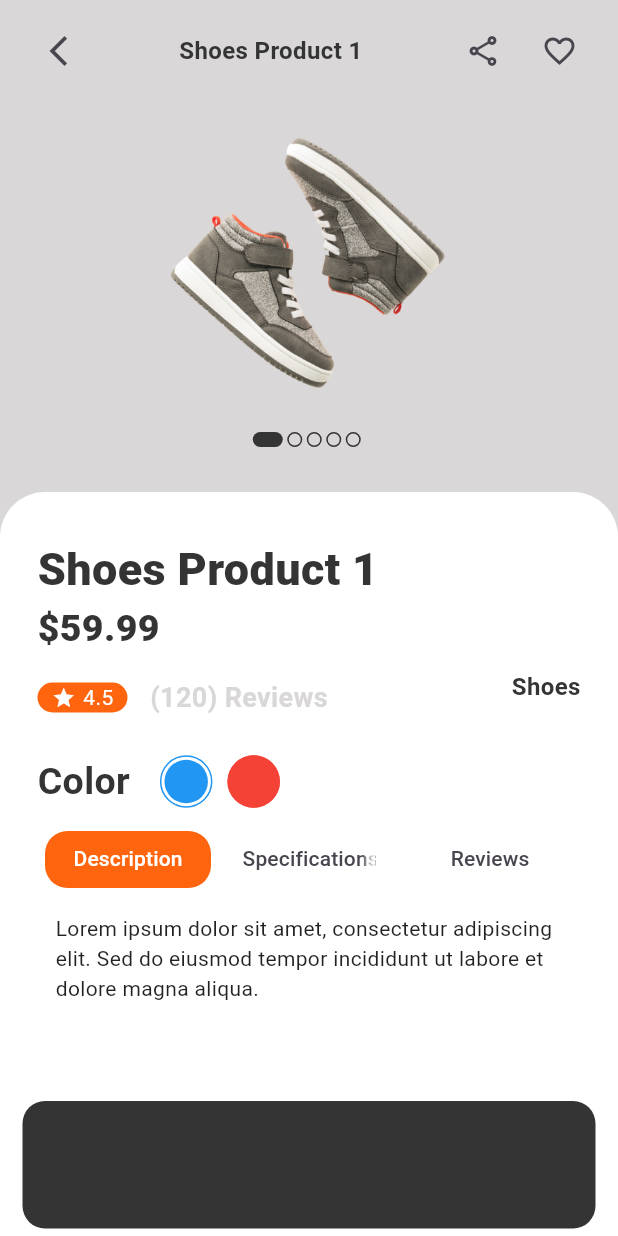
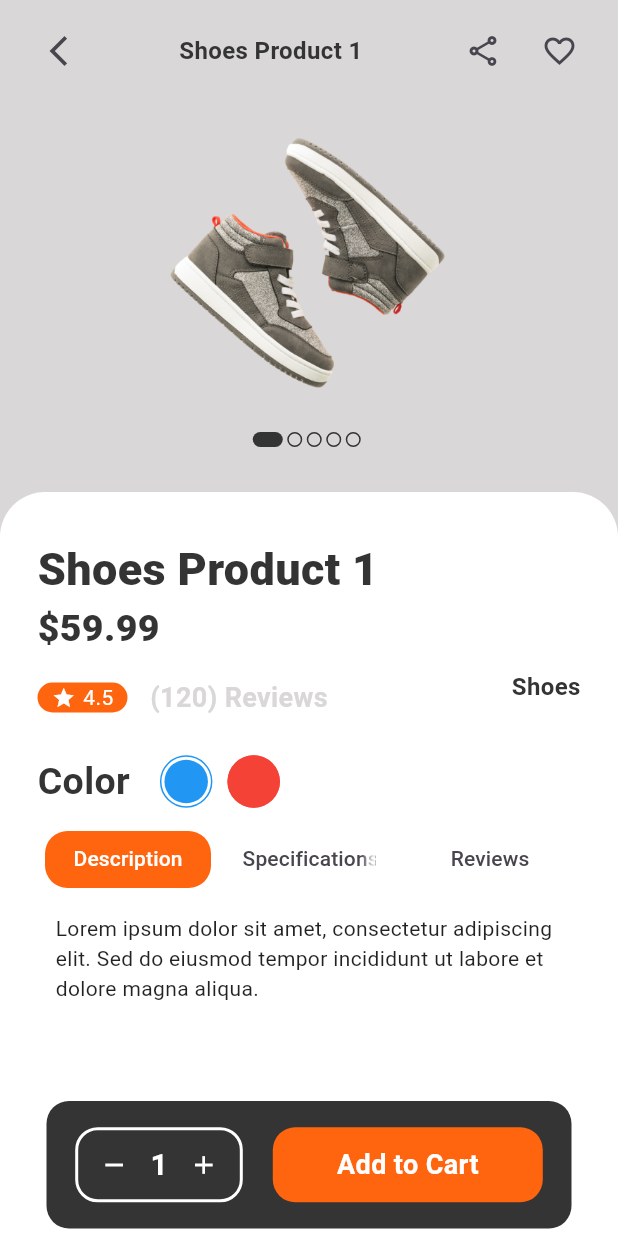
Before and after one commit to IBRHMHMDY/ecommerce_app_provider, a Flutter app: the ProductDetailsScreen screen opened directly with sample values from the repository, on a phone screen of 412 x 824 dp. Run offline on Flutter 3.47's test engine with Material 3 defaults, Android fonts, the phone set to English and light mode, and no system bars.

Commit message:
Comlete ProductDetails Screen

```diff
--- a/lib/controllers/cart_controller.dart
+++ b/lib/controllers/cart_controller.dart
@@ -1,4 +1,28 @@
 
+import 'package:ecommerce_app_provider/models/product_model.dart';
 import 'package:flutter/material.dart';
+import 'package:provider/provider.dart';
 
-class CartController extends ChangeNotifier{}
+class CartController extends ChangeNotifier{
+  final List<ProductModel> _cart = [];
+  List<ProductModel> get cart => _cart;
+
+  void toggleCart(ProductModel product){
+    if(_cart.contains(product)){
+      for(ProductModel element in _cart){
+        element.quantity++;
+      }
+    }else{
+      _cart.add(product);
+    }
+    notifyListeners();
+  }
+
+  static CartController of(
+    BuildContext context, {
+      bool listen = true,
+    }
+  ) {
+    return Provider.of<CartController>(context,listen: listen);
+  }
+}
--- /dev/null
+++ b/lib/controllers/favorite_controller.dart
@@ -0,0 +1,4 @@
+
+import 'package:flutter/material.dart';
+
+class FavoriteController extends ChangeNotifier {}
--- a/lib/controllers/product_controller.dart
+++ /dev/null
@@ -1,4 +0,0 @@
-
-import 'package:flutter/material.dart';
-
-class ProductController extends ChangeNotifier {}
--- a/lib/main.dart
+++ b/lib/main.dart
@@ -4,7 +4,7 @@ import 'package:ecommerce_app_provider/views/app_screens.dart';
 import 'package:flutter/material.dart';
 import 'package:provider/provider.dart';
 import 'services/navigation_service.dart';
-import 'controllers/product_controller.dart';
+import 'controllers/favorite_controller.dart';
 import 'controllers/cart_controller.dart';
 
 void main() {
@@ -18,8 +18,8 @@ class MyApp extends StatelessWidget {
   Widget build(BuildContext context) {
     return MultiProvider(
       providers: [
-        ChangeNotifierProvider(create: (_) => ProductController()),
         ChangeNotifierProvider(create: (_) => CartController()),
+        ChangeNotifierProvider(create: (_) => FavoriteController()),
       ],
       child: MaterialApp(
         debugShowCheckedModeBanner: false,
--- a/lib/views/products/widgets/add_to_cart_button.dart
+++ b/lib/views/products/widgets/add_to_cart_button.dart
@@ -1,31 +1,108 @@
+import 'package:ecommerce_app_provider/controllers/cart_controller.dart';
 import 'package:ecommerce_app_provider/core/constants.dart';
 import 'package:ecommerce_app_provider/models/product_model.dart';
 import 'package:flutter/material.dart';
 
-class AddToCartButton extends StatelessWidget {
+class AddToCartButton extends StatefulWidget {
   final ProductModel product;
   const AddToCartButton({super.key, required this.product});
 
   @override
+  State<AddToCartButton> createState() => _AddToCartButtonState();
+}
+
+class _AddToCartButtonState extends State<AddToCartButton> {
+  int quantity = 1;
+
+  @override
   Widget build(BuildContext context) {
+    final provider = CartController.of(context);
     return Padding(
-      padding: EdgeInsets.symmetric(horizontal: 15,vertical: 5),
+      padding: EdgeInsets.symmetric(horizontal: 15, vertical: 5),
       child: Container(
         height: 85,
-        width: double.infinity,
+        width: 350,
         decoration: BoxDecoration(
           color: AppColors.textDark,
           borderRadius: BorderRadius.circular(15),
         ),
-        child: Row(
-          mainAxisAlignment: MainAxisAlignment.spaceAround,
-          children: [
-            Container(),
-            GestureDetector(
-              onTap: (){},
-              child: Container(),
-            )
-          ],
+        child: Center(
+          child: Row(
+            mainAxisAlignment: MainAxisAlignment.center,
+            crossAxisAlignment: CrossAxisAlignment.center,
+            children: [
+              Container(
+                height: 50,
+                alignment: Alignment.center,
+                decoration: BoxDecoration(
+                  border: Border.all(color: Colors.white, width: 2),
+                  borderRadius: BorderRadius.circular(15),
+                ),
+                child: Row(
+                  children: [
+                    IconButton(
+                      onPressed: () => quantity != 1
+                          ? setState(() {
+                              quantity--;
+                            })
+                          : 1,
+                      icon: Icon(Icons.remove, color: Colors.white, size: 20),
+                    ),
+                    Text(
+                      quantity.toString(),
+                      style: TextStyle(
+                        color: Colors.white,
+                        fontSize: 20,
+                        fontWeight: FontWeight.bold,
+                      ),
+                    ),
+                    IconButton(
+                      onPressed: () => setState(() {
+                        quantity++;
+                      }),
+                      icon: Icon(Icons.add, color: Colors.white, size: 20),
+                    ),
+                  ],
+                ),
+              ),
+              SizedBox(width: 20),
+              GestureDetector(
+                onTap: () {
+                  provider.toggleCart(widget.product);
+                  const snackBar = SnackBar(
+                    content: Text(
+                      "Added Succefully!",
+                      style: TextStyle(
+                        color: AppColors.backgroundColor,
+                        backgroundColor: AppColors.textDark,
+                        fontSize: 26,
+                        fontWeight: FontWeight.bold,
+                      ),
+                    ),
+                    duration: Duration(seconds: 3),
+                  );
+                  ScaffoldMessenger.of(context).showSnackBar(snackBar);
+                },
+                child: Container(
+                  alignment: Alignment.center,
+                  height: 50,
+                  width: 180,
+                  decoration: BoxDecoration(
+                    borderRadius: BorderRadius.circular(15),
+                    color: AppColors.primaryColor,
+                  ),
+                  child: Text(
+                    "Add to Cart",
+                    style: TextStyle(
+                      color: Colors.white,
+                      fontSize: 18,
+                      fontWeight: FontWeight.bold,
+                    ),
+                  ),
+                ),
+              ),
+            ],
+          ),
         ),
       ),
     );
--- a/lib/views/products/widgets/app_bar_product_details.dart
+++ b/lib/views/products/widgets/app_bar_product_details.dart
@@ -1,5 +1,6 @@
 import 'package:ecommerce_app_provider/core/constants.dart';
 import 'package:ecommerce_app_provider/models/product_model.dart';
+import 'package:ecommerce_app_provider/widgets/back_icon_button.dart';
 import 'package:flutter/material.dart';
 
 class AppBarProductDetails extends StatelessWidget {
@@ -15,12 +16,7 @@ class AppBarProductDetails extends StatelessWidget {
     return Row(
       mainAxisAlignment: MainAxisAlignment.spaceBetween,
       children: [
-        IconButton(
-          onPressed: () {
-            Navigator.pop(context);
-          },
-          icon: Icon(Icons.arrow_back_ios_new_sharp),
-        ),
+        BackIconButton(),
         Text(
           product.title,
           style: TextStyle(color: AppColors.textDark, fontSize: 16,fontWeight: FontWeight.bold),
--- /dev/null
+++ b/lib/widgets/back_icon_button.dart
@@ -0,0 +1,18 @@
+
+import 'package:flutter/material.dart';
+
+class BackIconButton extends StatelessWidget {
+  const BackIconButton({
+    super.key,
+  });
+
+  @override
+  Widget build(BuildContext context) {
+    return IconButton(
+      onPressed: () {
+        Navigator.pop(context);
+      },
+      icon: Icon(Icons.arrow_back_ios_new_sharp),
+    );
+  }
+}
```
